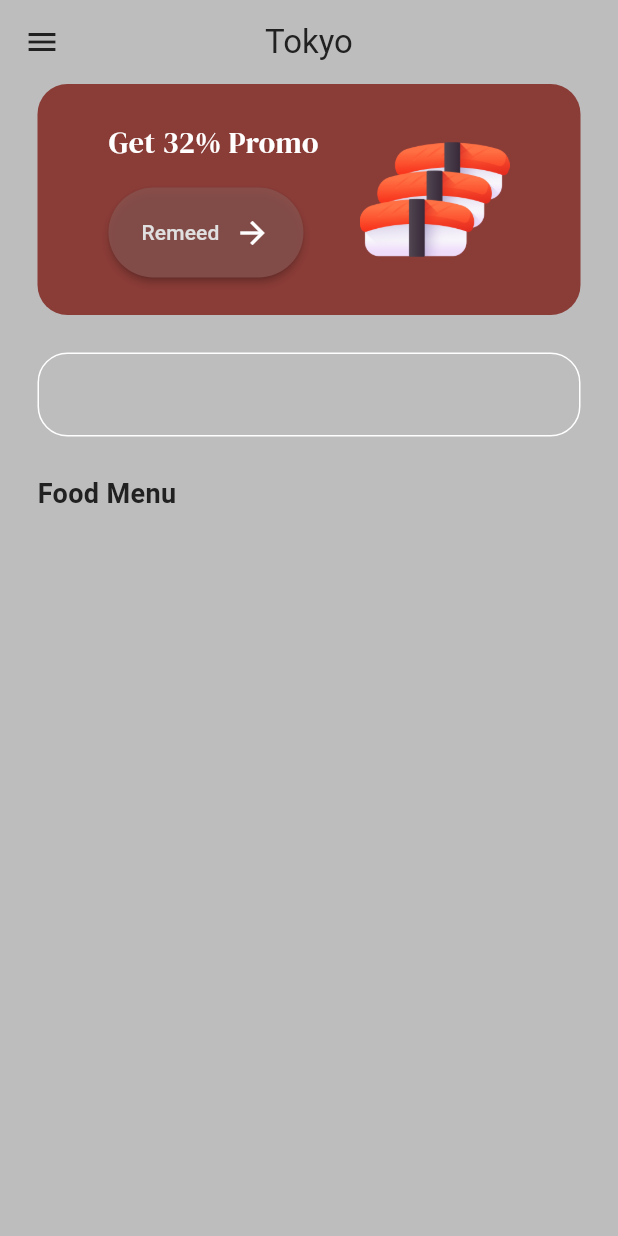
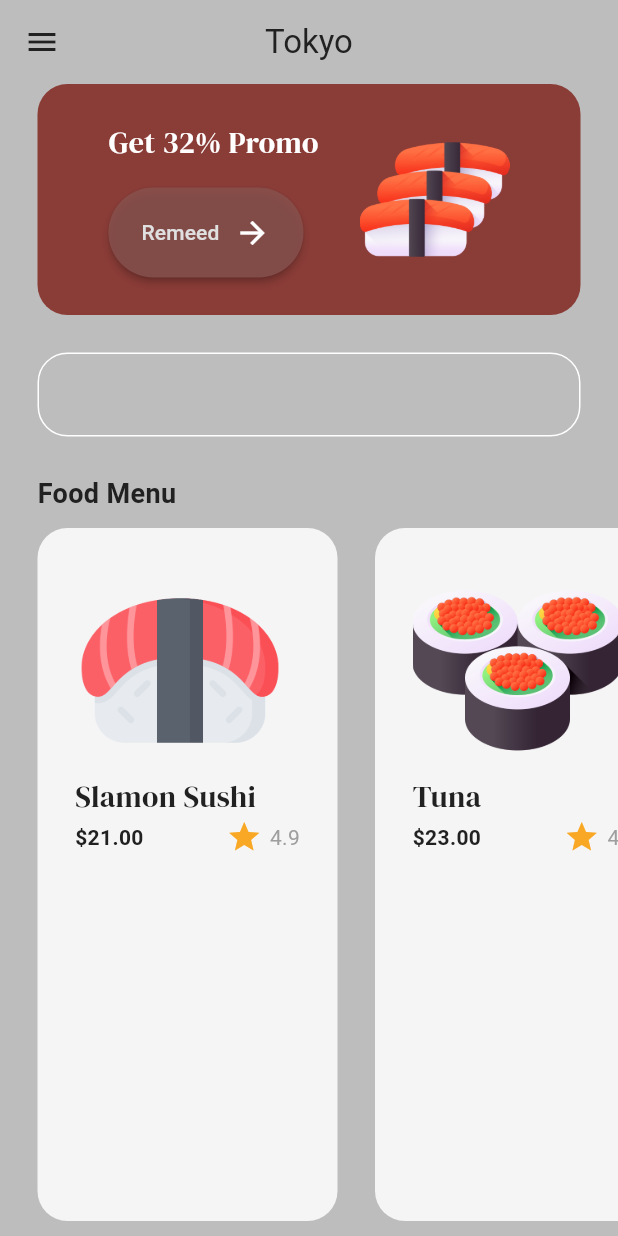
Before and after one commit to MinaYasser100/sushi-restaurant-app, a Flutter app: the MenuView screen opened by its route, on a phone screen of 412 x 824 dp. Run offline on Flutter 3.47's test engine with Material 3 defaults, Android fonts, the phone set to English and light mode, and no system bars; our stand-ins replace get, google_fonts.

Commit message:
list view food tile

```diff
--- a/lib/core/utils/constant.dart
+++ b/lib/core/utils/constant.dart
@@ -9,3 +9,5 @@ const kButtonColors = Color.fromARGB(212, 135, 81, 77);
 const kSecondeColors = Color.fromARGB(255, 189, 189, 189);
 
 const kDarkColor = Color.fromARGB(255, 33, 33, 33);
+
+const kLightGrey = Color.fromARGB(255, 245, 245, 245);
--- /dev/null
+++ b/lib/features/menu/views/widgets/food_tile.dart
@@ -0,0 +1,37 @@
+import 'package:flutter/material.dart';
+import 'package:sushi_restaurant_app/core/model/food_model.dart';
+import 'package:sushi_restaurant_app/core/utils/constant.dart';
+import 'package:sushi_restaurant_app/core/utils/styles.dart';
+import 'price_and_rating_of_food.dart';
+
+class FoodTile extends StatelessWidget {
+  const FoodTile({super.key, required this.foodModel});
+  final FoodModel foodModel;
+  @override
+  Widget build(BuildContext context) {
+    return Container(
+      margin: const EdgeInsets.only(left: 25),
+      padding: const EdgeInsets.all(25),
+      decoration: BoxDecoration(
+        color: kLightGrey,
+        borderRadius: BorderRadius.circular(20),
+      ),
+      child: Column(
+        crossAxisAlignment: CrossAxisAlignment.start,
+        children: [
+          Image.asset(
+            foodModel.imagePath,
+            height: 140,
+          ),
+          Text(
+            foodModel.name,
+            style: Styles.googleTextStyle20.copyWith(
+              color: kDarkColor,
+            ),
+          ),
+          PriceAndRatingOfFood(foodModel: foodModel)
+        ],
+      ),
+    );
+  }
+}
--- /dev/null
+++ b/lib/features/menu/views/widgets/list_view_food_tile.dart
@@ -0,0 +1,23 @@
+import 'package:flutter/material.dart';
+import 'package:sushi_restaurant_app/core/model/food_model.dart';
+import 'package:sushi_restaurant_app/features/menu/views/widgets/food_tile.dart';
+
+class ListViewFoodTile extends StatelessWidget {
+  const ListViewFoodTile({
+    super.key,
+    required this.foodMenu,
+  });
+
+  final List<FoodModel> foodMenu;
+
+  @override
+  Widget build(BuildContext context) {
+    return ListView.builder(
+      scrollDirection: Axis.horizontal,
+      itemBuilder: (context, index) => FoodTile(
+        foodModel: foodMenu[index],
+      ),
+      itemCount: foodMenu.length,
+    );
+  }
+}
--- a/lib/features/menu/views/widgets/menu_view_body.dart
+++ b/lib/features/menu/views/widgets/menu_view_body.dart
@@ -3,6 +3,7 @@ import 'package:sushi_restaurant_app/core/model/food_model.dart';
 import 'package:sushi_restaurant_app/core/utils/constant.dart';
 import 'package:sushi_restaurant_app/core/utils/styles.dart';
 import '../../../../core/function/custom_outline_input_border.dart';
+import 'list_view_food_tile.dart';
 import 'promo_banner_menu.dart';
 
 class MenuViewBody extends StatefulWidget {
@@ -34,9 +35,7 @@ class _MenuViewBodyState extends State<MenuViewBody> {
       crossAxisAlignment: CrossAxisAlignment.start,
       children: [
         const PromoBannerMenu(),
-        const SizedBox(
-          height: 25,
-        ),
+        const SizedBox(height: 25),
         Padding(
           padding: const EdgeInsets.symmetric(horizontal: 25.0),
           child: TextField(
@@ -46,9 +45,7 @@ class _MenuViewBodyState extends State<MenuViewBody> {
             ),
           ),
         ),
-        const SizedBox(
-          height: 25,
-        ),
+        const SizedBox(height: 25),
         Padding(
           padding: const EdgeInsets.symmetric(horizontal: 25),
           child: Text(
@@ -59,6 +56,11 @@ class _MenuViewBodyState extends State<MenuViewBody> {
             ),
           ),
         ),
+        const SizedBox(height: 10),
+        Expanded(
+          child: ListViewFoodTile(foodMenu: foodMenu),
+        ),
+        const SizedBox(height: 10),
       ],
     );
   }
--- /dev/null
+++ b/lib/features/menu/views/widgets/price_and_rating_of_food.dart
@@ -0,0 +1,48 @@
+import 'package:flutter/material.dart';
+import 'package:sushi_restaurant_app/core/model/food_model.dart';
+import 'package:sushi_restaurant_app/core/utils/constant.dart';
+
+class PriceAndRatingOfFood extends StatelessWidget {
+  const PriceAndRatingOfFood({
+    super.key,
+    required this.foodModel,
+  });
+
+  final FoodModel foodModel;
+
+  @override
+  Widget build(BuildContext context) {
+    return SizedBox(
+      width: 150,
+      child: Row(
+        mainAxisAlignment: MainAxisAlignment.spaceBetween,
+        children: [
+          Text(
+            '\$${foodModel.price}',
+            style: const TextStyle(
+              color: kDarkColor,
+              fontWeight: FontWeight.bold,
+            ),
+          ),
+          Row(
+            children: [
+              Icon(
+                Icons.star,
+                color: Colors.yellow[800],
+              ),
+              const SizedBox(
+                width: 5,
+              ),
+              Text(
+                foodModel.rating,
+                style: const TextStyle(
+                  color: Colors.grey,
+                ),
+              ),
+            ],
+          ),
+        ],
+      ),
+    );
+  }
+}
```
